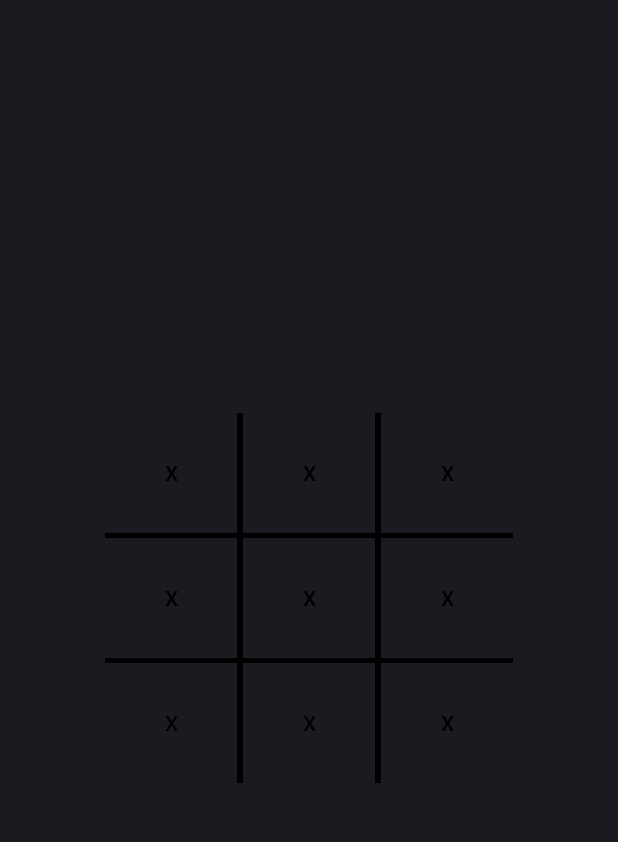
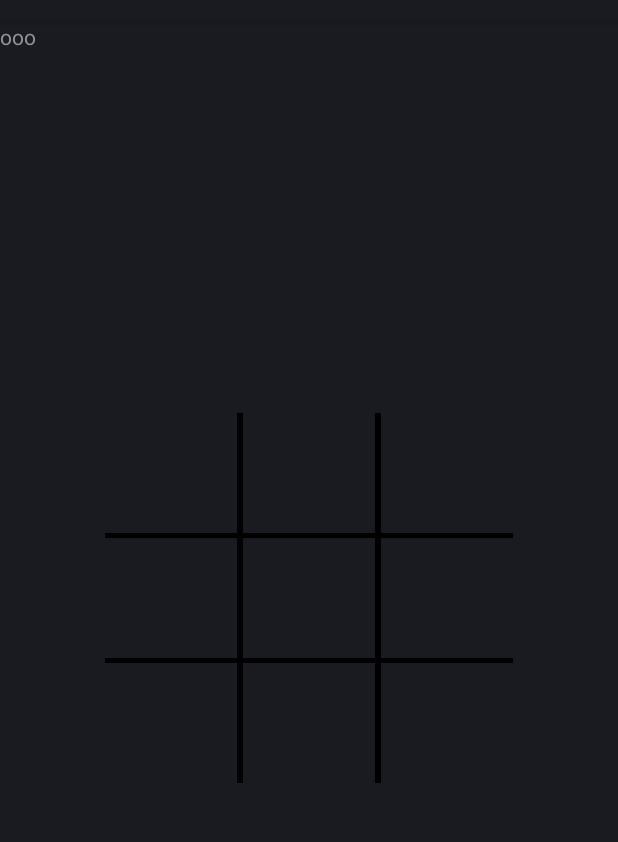
Before and after one commit to anasmohammed361/Tic-Tac-Toe, an Android app: the layout activity_game2.xml on its own in the app's theme, with its tools: preview values and no code run, on a phone screen of 412 x 824 dp, the part 62-904 px from its top. Run offline under Robolectric (Android 15) with nearby library versions, the phone set to English and light mode, and no system bars.

Commit message:
End of day1 , Done with layout and basic functionalities, Yet to debug in checkWon

```diff
--- a/app/src/main/res/layout/activity_game2.xml
+++ b/app/src/main/res/layout/activity_game2.xml
@@ -5,13 +5,16 @@
     android:layout_width="match_parent"
     android:layout_height="match_parent"
     tools:context=".GameActivity">
-
+    <TextView
+        android:layout_width="wrap_content"
+        android:layout_height="wrap_content"
+        android:id="@+id/text"
+        android:text="ooo"/>
     <LinearLayout
         android:layout_width="wrap_content"
         android:layout_height="wrap_content"
         android:layout_centerInParent="true"
-        android:orientation="vertical"
-        >
+        android:orientation="vertical">
 
     <LinearLayout
         android:layout_width="wrap_content"
@@ -23,8 +26,10 @@
             android:id="@+id/b1"
             android:layout_width="wrap_content"
             android:layout_height="match_parent"
+            android:textSize="0sp"
             android:background="@android:color/transparent"
-            android:text="x"
+            android:text="1"
+            android:onClick="pressBtn"
             android:textAlignment="center"
             android:textColor="@color/black"/>
         <View
@@ -35,9 +40,10 @@
             android:id="@+id/b2"
             android:layout_width="wrap_content"
             android:layout_height="match_parent"
-
+            android:textSize="0sp"
+            android:onClick="pressBtn"
             android:background="@android:color/transparent"
-            android:text="x"
+            android:text="2"
             android:textAlignment="center"
             android:textColor="@color/black" />
         <View
@@ -48,9 +54,11 @@
         <Button
             android:id="@+id/b3"
             android:layout_width="wrap_content"
+            android:textSize="0sp"
             android:layout_height="match_parent"
+            android:onClick="pressBtn"
             android:background="@android:color/transparent"
-            android:text="x"
+            android:text="3"
             android:textAlignment="center"
             android:textColor="@color/black" />
     </LinearLayout>
@@ -69,11 +77,12 @@
             android:id="@+id/b4"
             android:layout_width="wrap_content"
             android:layout_height="match_parent"
+            android:textSize="0sp"
             android:textAlignment="center"
+            android:onClick="pressBtn"
             android:textColor="@color/black"
             android:background="@android:color/transparent"
-
-            android:text="x"/>
+            android:text="4"/>
         <View
             android:layout_width="4dp"
             android:layout_height="80dp"
@@ -84,10 +93,12 @@
             android:layout_width="wrap_content"
             android:layout_height="match_parent"
             android:textAlignment="center"
+            android:textSize="0sp"
+            android:onClick="pressBtn"
             android:textColor="@color/black"
             android:background="@android:color/transparent"
 
-            android:text="x"/>
+            android:text="5"/>
         <View
             android:layout_width="4dp"
             android:layout_height="80dp"
@@ -97,11 +108,13 @@
             android:id="@+id/b6"
             android:layout_width="wrap_content"
             android:layout_height="match_parent"
+            android:textSize="0sp"
+            android:onClick="pressBtn"
             android:textAlignment="center"
             android:textColor="@color/black"
             android:background="@android:color/transparent"
 
-            android:text="x"/>
+            android:text="6"/>
     </LinearLayout>
 
         <View
@@ -118,11 +131,13 @@
             android:id="@+id/b7"
             android:layout_width="wrap_content"
             android:layout_height="match_parent"
+            android:textSize="0sp"
             android:textAlignment="center"
             android:textColor="@color/black"
+            android:onClick="pressBtn"
             android:background="@android:color/transparent"
 
-            android:text="x"/>
+            android:text="7"/>
 
         <View
             android:layout_width="4dp"
@@ -132,12 +147,14 @@
         <Button
             android:id="@+id/b8"
             android:layout_width="wrap_content"
+            android:textSize="0sp"
             android:layout_height="match_parent"
             android:textAlignment="center"
+            android:onClick="pressBtn"
             android:textColor="@color/black"
             android:background="@android:color/transparent"
 
-            android:text="x"/>
+            android:text="8"/>
         <View
             android:layout_width="4dp"
             android:layout_height="80dp"
@@ -145,12 +162,14 @@
         <Button
             android:id="@+id/b9"
             android:layout_width="wrap_content"
+            android:textSize="0sp"
             android:layout_height="match_parent"
+            android:onClick="pressBtn"
             android:textAlignment="center"
             android:textColor="@color/black"
             android:background="@android:color/transparent"
 
-            android:text="x"/>
+            android:text="9"/>
     </LinearLayout>
     </LinearLayout>
 </RelativeLayout>
```
Also changed, not shown: app/src/main/java/com/example/tictactoe/GameActivity.kt (+42 -1 lines).
